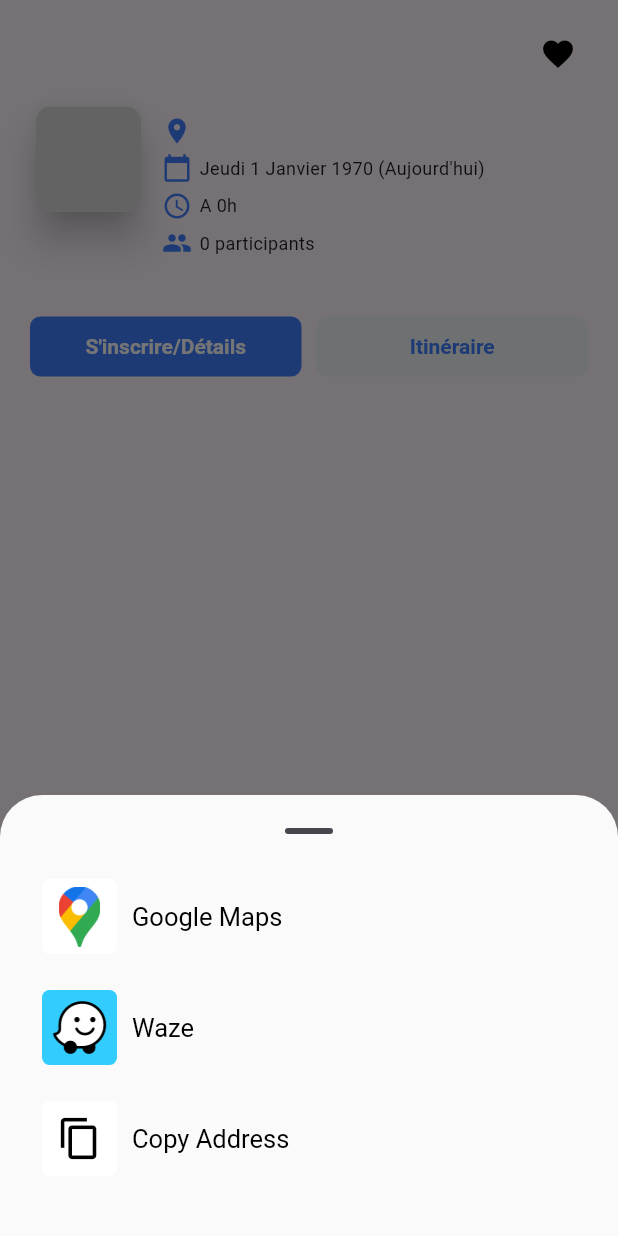
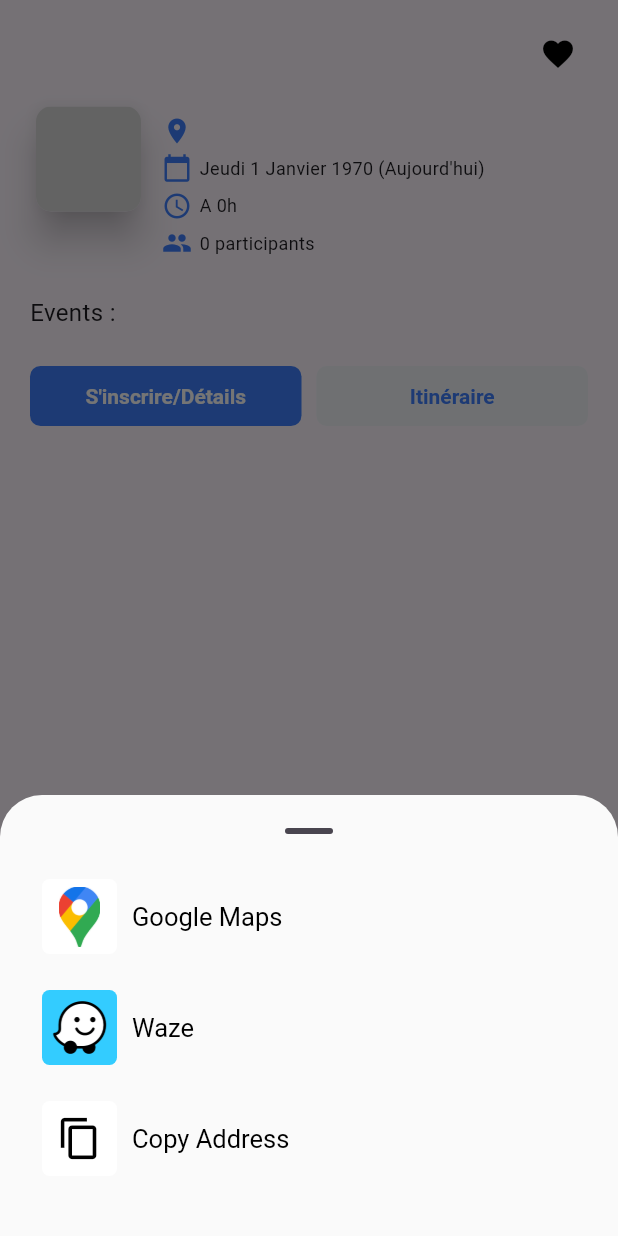
Before and after one commit to RomainHer/maps.gg, a Flutter app: the TournamentInfo widget shown alone on an empty page, opened directly with empty values, after a tap on the "favorite outline" icon, after a tap on "Itinéraire", on a phone screen of 412 x 824 dp. Run offline on Flutter 3.47's test engine with Material 3 defaults, Android fonts, the phone set to English and light mode, and no system bars; our stand-ins replace flutter_map, geolocator, google_fonts, graphql, latlong2; missing offline and left inert: flutter_map_animations, flutter_map_cancellable_tile_provider, flutter_map_marker_cluster; network calls fail; Roboto replaces fonts that are missing (Heebo).

Commit message:
add clean list of events

```diff
--- a/lib/class/videogame.dart
+++ b/lib/class/videogame.dart
@@ -3,12 +3,14 @@ class VideoGame {
   String displayName;
   String name;
   String imageUrl;
+  double imageRatio;
 
   VideoGame({
     required this.id,
     required this.displayName,
     required this.name,
     required this.imageUrl,
+    required this.imageRatio,
   });
 
   @override
--- a/lib/map_smash.dart
+++ b/lib/map_smash.dart
@@ -158,6 +158,7 @@ Future<List<dynamic>> _requestApi(double latitude, double longitude) async {
             displayName: event['videogame']['displayName'],
             name: event['videogame']['name'],
             imageUrl: event['videogame']['images'][0]['url'],
+            imageRatio: event['videogame']['images'][0]['ratio'].toDouble(),
           ),
         ));
         dataVideoGames.add(VideoGame(
@@ -165,6 +166,7 @@ Future<List<dynamic>> _requestApi(double latitude, double longitude) async {
           displayName: event['videogame']['displayName'],
           name: event['videogame']['name'],
           imageUrl: event['videogame']['images'][0]['url'],
+          imageRatio: event['videogame']['images'][0]['ratio'].toDouble(),
         ));
       }
 
--- a/lib/tournament_info/tournament_info.dart
+++ b/lib/tournament_info/tournament_info.dart
@@ -185,7 +185,21 @@ class _TournamentInfoState extends State<TournamentInfo> {
               ],
             ),
           ),
-          Column(
+          Container(
+            padding: EdgeInsets.only(bottom: 10),
+            child: Text(
+              "Events : ",
+              style: const TextStyle(
+                fontSize: 16,
+              ),
+            ),
+          ),
+          Container(
+            constraints: const BoxConstraints(
+              maxHeight: 200, // Hauteur maximale pour votre Column
+            ),
+            child: SingleChildScrollView(
+              child: Column(
                 children: [
                   if (widget.tournamentInfoState.tournamentEvents != null)
                     for (Event event
@@ -202,14 +216,12 @@ class _TournamentInfoState extends State<TournamentInfo> {
                               clipBehavior: Clip.antiAlias,
                               elevation: 4,
                               child: Image.network(
-                              widget.tournamentInfoState.tournamentUrlImage ??
-                                  '',
-                              width: 40,
-                              height: 40,
+                                event.videoGame.imageUrl,
+                                height: 50,
                                 errorBuilder: (context, error, stackTrace) =>
                                     Container(
-                                height: 40,
-                                width: 40,
+                                  height: 50,
+                                  width: 50 * event.videoGame.imageRatio,
                                   color: Color(0xFFD8D8D8),
                                 ),
                                 loadingBuilder: (context, child,
@@ -217,17 +229,20 @@ class _TournamentInfoState extends State<TournamentInfo> {
                                     loadingProgress == null
                                         ? child
                                         : const SizedBox(
-                                          height: 40,
-                                          width: 40,
+                                            height: 50,
+                                            width: 50,
                                             child: CircularProgressIndicator()),
                               ),
                             ),
-                          const SizedBox(width: 10),
-                          Column(
+                            Expanded(
+                              child: Padding(
+                                padding: const EdgeInsets.only(left: 10),
+                                child: Column(
                                   crossAxisAlignment: CrossAxisAlignment.start,
                                   children: [
                                     Text(
                                       event.name,
+                                      overflow: TextOverflow.ellipsis,
                                       style: const TextStyle(
                                         fontSize: 12,
                                         color: Colors.black,
@@ -235,6 +250,7 @@ class _TournamentInfoState extends State<TournamentInfo> {
                                     ),
                                     Text(
                                       "${event.numEntrants} inscrits",
+                                      overflow: TextOverflow.ellipsis,
                                       style: const TextStyle(
                                         fontSize: 12,
                                         color: Colors.black,
@@ -242,9 +258,14 @@ class _TournamentInfoState extends State<TournamentInfo> {
                                     ),
                                   ],
                                 ),
+                              ),
+                            ),
                           ],
-                      )),
+                        ),
+                      ),
                 ],
+              ),
+            ),
           ),
           const SizedBox(height: 10),
           Row(
```
Lines whose indentation alone changed are shown as unchanged.
